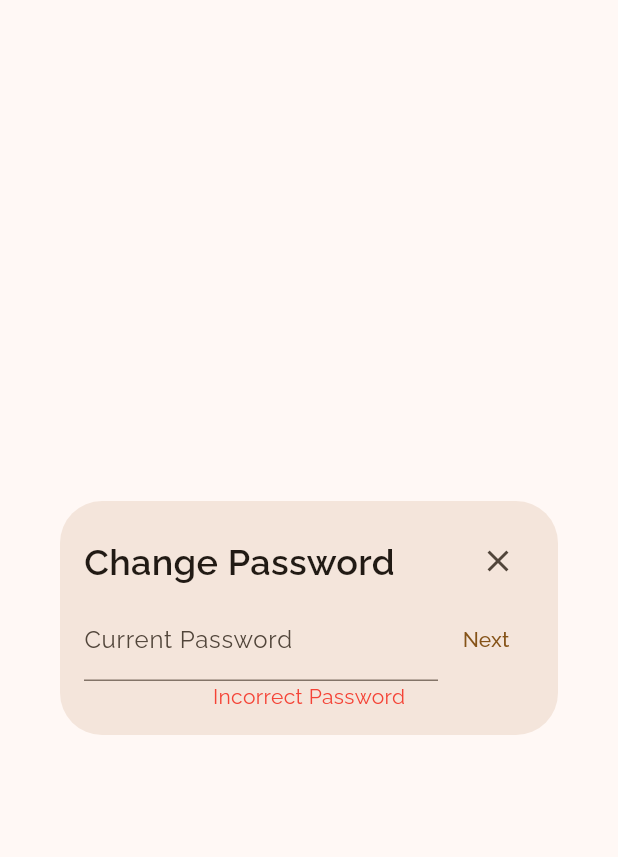
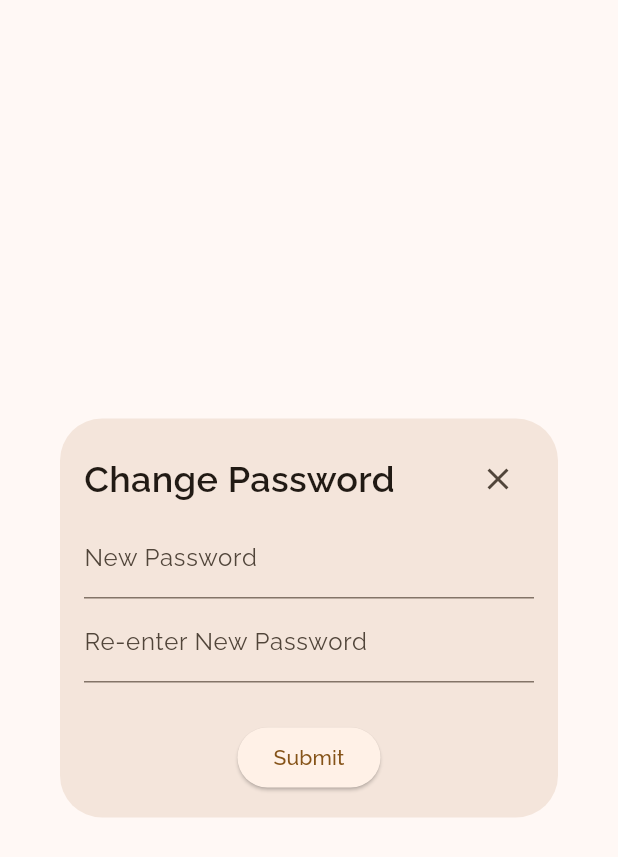
Before and after one commit to chandresh204/Note.It, a Flutter app: the _ChangeDialog widget shown alone on an empty page, opened directly, after a tap on "Next", on a phone screen of 412 x 824 dp. Shown: the top 857 px of the screen. Run offline on Flutter 3.47's test engine with Material 3 defaults, Android fonts, the phone set to English and light mode, and no system bars; our stand-ins replace drift, equatable, file_picker, flutter_bloc, get_it, package_info_plus and 2 more; missing offline and left inert: encrypt, interactive_text; accounts and stored records are empty; generated files the repository leaves out were written again.

Commit message:
password change logic implemented

```diff
--- a/lib/ui/change_password/change_password_bloc.dart
+++ b/lib/ui/change_password/change_password_bloc.dart
@@ -1,4 +1,7 @@
 import 'package:flutter_bloc/flutter_bloc.dart';
+import 'package:note_it/data/encryption/encrypt_decrypt.dart';
+import 'package:note_it/util/extensions.dart';
+import 'package:note_it/util/runtime_constants.dart';
 import '/ui/change_password/change_password_state.dart';
 import '/util/shared_preference_constants.dart';
 import 'package:shared_preferences/shared_preferences.dart';
@@ -8,15 +11,31 @@ class ChangePasswordBloc extends Cubit<ChangePasswordState> {
 
   Future<void> checkCurrentPassword(String newPassword) async {
     final prefs = await SharedPreferences.getInstance();
-    final password = prefs.getString(SharedPreferencesConstants.securePasswordPrefString);
+    final passwordEnc = prefs.getString(SharedPreferencesConstants.securePasswordPrefString);
+    final String password;
+    if(passwordEnc.isNullOrEmpty()) {
+      password = '';
+    } else {
+      password = EncDec.getDecryptText(passwordEnc!);
+    }
     if(password == newPassword) {
-      emit(CreateNewPassword());
+      emit(CreateNewPassword(errorMsg: null));
     } else {
       emit(ChangePasswordInit(errorMsg: 'Incorrect Password'));
     }
   }
 
-  void changePassword() {
-    emit(ChangePasswordDone());
+  Future<void> changePassword(String newPass, String confirmNewPass) async {
+    if(newPass!= confirmNewPass) {
+      emit(CreateNewPassword(errorMsg: 'Password do not matched'));
+    } else {
+      RuntimeConstants.securePassword = newPass;
+      final prefs = await SharedPreferences.getInstance();
+      prefs.setString(
+        SharedPreferencesConstants.securePasswordPrefString,
+        EncDec.getEncryptedText(newPass)
+      );
+      emit(ChangePasswordDone());
+    }
   }
 }
--- a/lib/ui/change_password/change_password_dialog.dart
+++ b/lib/ui/change_password/change_password_dialog.dart
@@ -1,5 +1,6 @@
 import 'package:flutter/material.dart';
 import 'package:flutter_bloc/flutter_bloc.dart';
+import 'package:note_it/ui/dialog/dialog_with_icon.dart';
 import '/ui/change_password/change_password_bloc.dart';
 import '/ui/change_password/change_password_state.dart';
 import '/ui/theme/text_styles.dart';
@@ -18,9 +19,7 @@ class ChangePasswordDialog extends StatelessWidget {
 }
 
 class _ChangeDialog extends StatelessWidget {
-  _ChangeDialog();
-
-  final _currentPasswordController = TextEditingController();
+  const _ChangeDialog();
 
   @override
   Widget build(BuildContext context) {
@@ -46,13 +45,12 @@ class _ChangeDialog extends StatelessWidget {
                 if (state is ChangePasswordInit) {
                   return _enterCurrentPasswordUI(
                     ctx,
-                    _currentPasswordController,
-                    state.errorMsg
+                    state.errorMsg,
                   );
                 } else if (state is CreateNewPassword) {
-                  return _createNewPasswordUi(ctx);
+                  return _createNewPasswordUi(ctx, state.errorMsg);
                 } else if (state is ChangePasswordDone) {
-                  return _changePasswordDoneUi();
+                  return _changePasswordDoneUi(ctx);
                 } else {
                   return Text('bad state');
                 }
@@ -66,9 +64,10 @@ class _ChangeDialog extends StatelessWidget {
 
   Widget _enterCurrentPasswordUI(
     BuildContext context,
-    TextEditingController controller,
     String? error,
   ) {
+    final currentPasswordController = TextEditingController();
+
     return Column(
       children: [
         Row(
@@ -76,14 +75,15 @@ class _ChangeDialog extends StatelessWidget {
             Expanded(
               child: TextField(
                 obscureText: true,
-                controller: controller,
+                controller: currentPasswordController,
+                keyboardType: TextInputType.number,
                 decoration: InputDecoration(labelText: 'Current Password'),
               ),
             ),
             TextButton(
               onPressed: () {
                 context.read<ChangePasswordBloc>().checkCurrentPassword(
-                  controller.text,
+                  currentPasswordController.text,
                 );
               },
               child: Text('Next'),
@@ -91,25 +91,41 @@ class _ChangeDialog extends StatelessWidget {
           ],
         ),
         if (!error.isNullOrEmpty())
-          Text(
-            error!,
-            style: TextStyle(color: Colors.red),
-          ),
+          Text(error!, style: TextStyle(color: Colors.red)),
       ],
     );
   }
 
-  Widget _createNewPasswordUi(BuildContext context) {
+  Widget _createNewPasswordUi(BuildContext context, String? errorMsg) {
+    final newPassController = TextEditingController();
+    final confirmPassController = TextEditingController();
     return Column(
       mainAxisSize: MainAxisSize.min,
       children: [
-        TextField(decoration: InputDecoration(labelText: 'New Password')),
+        TextField(
+          decoration: InputDecoration(labelText: 'New Password'),
+          controller: newPassController,
+          keyboardType: TextInputType.number,
+          obscureText: true,
+        ),
         TextField(
           decoration: InputDecoration(labelText: 'Re-enter New Password'),
+          controller: confirmPassController,
+          keyboardType: TextInputType.number,
+          obscureText: true,
         ),
+        !errorMsg.isNullOrEmpty()
+            ? Text(
+                errorMsg!,
+                style: AppTextStyles.small.copyWith(color: Colors.red),
+              )
+            : Text('', style: AppTextStyles.body.copyWith(color: Colors.red)),
         ElevatedButton(
           onPressed: () {
-            context.read<ChangePasswordBloc>().changePassword();
+            context.read<ChangePasswordBloc>().changePassword(
+              newPassController.text,
+              confirmPassController.text,
+            );
           },
           child: Text('Submit'),
         ),
@@ -117,14 +133,13 @@ class _ChangeDialog extends StatelessWidget {
     );
   }
 
-  Widget _changePasswordDoneUi() {
-    return Column(
-      mainAxisSize: MainAxisSize.min,
-      children: [
-        Icon(Icons.check, color: Colors.green),
-        Text('Password Changed'),
-        ElevatedButton(onPressed: () {}, child: Text('Ok')),
-      ],
-    );
+  Widget _changePasswordDoneUi(BuildContext context) {
+    return DialogWithIcon(
+        icon: Icons.check,
+        title: 'Success',
+        description: 'Password changed successfully',
+        onDismiss: () {
+          Navigator.pop(context);
+        });
   }
 }
--- a/lib/ui/change_password/change_password_state.dart
+++ b/lib/ui/change_password/change_password_state.dart
@@ -5,6 +5,9 @@ class ChangePasswordInit extends ChangePasswordState{
   ChangePasswordInit({this.errorMsg});
 }
 
-class CreateNewPassword extends ChangePasswordState{}
+class CreateNewPassword extends ChangePasswordState{
+  final String? errorMsg;
+  CreateNewPassword({required this.errorMsg});
+}
 
 class ChangePasswordDone extends ChangePasswordState{}
```
